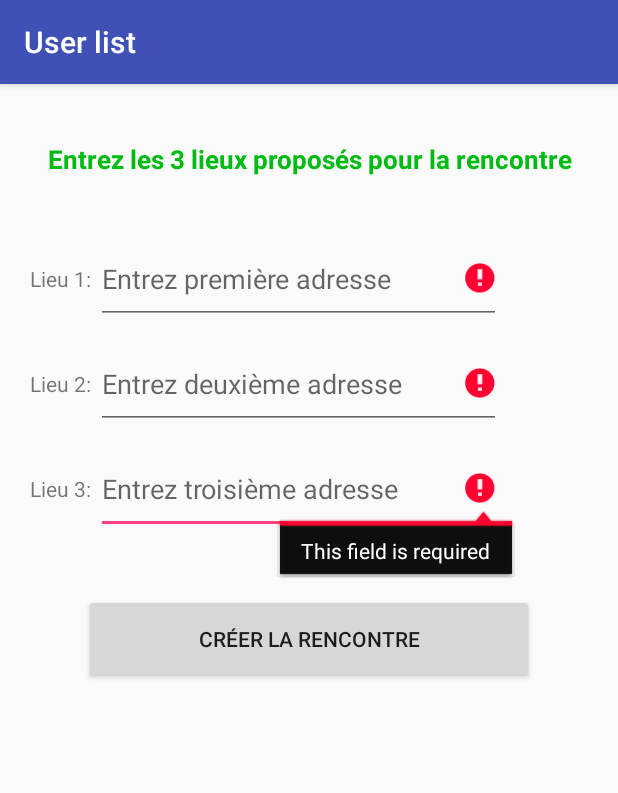
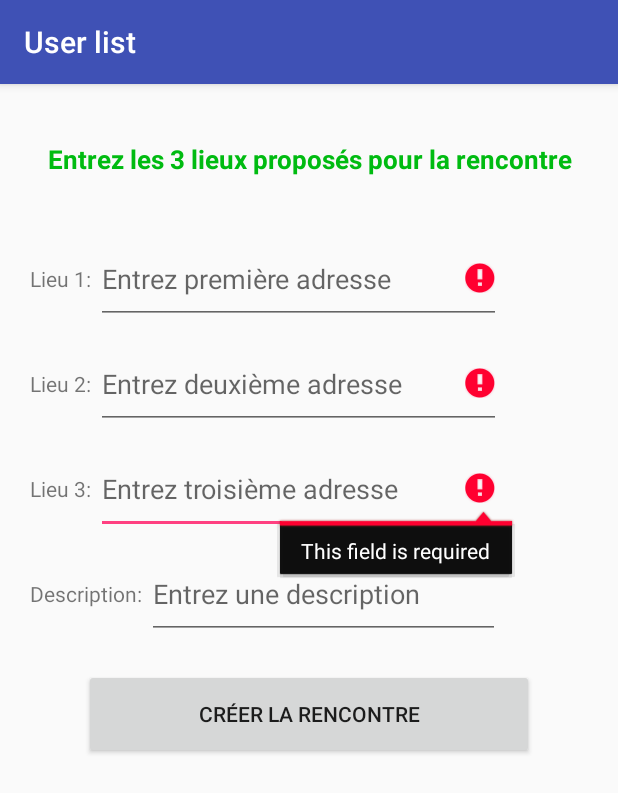
Before and after one commit to mzolnouri/LetsMeet, an Android app: the CreerRencontre screen opened directly, with no data from a screen before it, after a tap on "CRÉER LA RENCONTRE", on a phone screen of 412 x 824 dp. Shown: the top 793 px of the screen. Run offline under Robolectric (Android 15) with nearby library versions, the phone set to English and light mode, and no system bars; network calls fail.

Commit message:
Fix bugs

```diff
--- a/app/src/main/java/inf8405/tp2/letsmeet/CreerRencontre.java
+++ b/app/src/main/java/inf8405/tp2/letsmeet/CreerRencontre.java
@@ -17,9 +17,11 @@ public class CreerRencontre extends AppCompatActivity {
     private EditText mEdtTxtLieu1;
     private EditText mEdtTxtLieu2;
     private EditText mEdtTxtLieu3;
+    private EditText mEdtTxtDescptn;
     private String mLieu1;
     private String mLieu2;
     private String mLieu3;
+    private String Descptn;
     private Button mBtnCreerRencontre = null;
 
     @Override
@@ -44,15 +46,19 @@ public class CreerRencontre extends AppCompatActivity {
         mEdtTxtLieu1 = (EditText) findViewById(R.id.edtTxtLieu1R);
         mEdtTxtLieu2 = (EditText) findViewById(R.id.edtTxtLieu2R);
         mEdtTxtLieu3 = (EditText) findViewById(R.id.edtTxtLieu3R);
+        mEdtTxtDescptn = (EditText) findViewById(R.id.edtTxtDescR);
+
         // Reset errors.
         mEdtTxtLieu1.setError(null);
         mEdtTxtLieu2.setError(null);
         mEdtTxtLieu3.setError(null);
+        mEdtTxtDescptn.setError(null);
 
         // Store values at the time of the create meeting.
         mLieu1 = mEdtTxtLieu1.getText().toString();
         mLieu2 = mEdtTxtLieu2.getText().toString();
         mLieu3 = mEdtTxtLieu3.getText().toString();
+        Descptn = mEdtTxtDescptn.getText().toString();
 
         View focusView = null;
 
@@ -76,8 +82,12 @@ public class CreerRencontre extends AppCompatActivity {
             Toast.makeText(getApplicationContext(),
                     "Rencontre créée!",
                     Toast.LENGTH_LONG).show();
-            Intent i = new Intent(getBaseContext(), ChooseGroup.class);
-            startActivity(i);
+            //Intent i = new Intent(getBaseContext(), ChooseGroup.class);
+            //startActivity(i);
+            if(Descptn == null)
+                Descptn = "";
+            DBContent.getInstance().creerRencontre(mLieu1, mLieu2, mLieu3,Descptn);
+
             finish();
 
         }else{
--- a/app/src/main/res/layout/activity_preferences.xml
+++ b/app/src/main/res/layout/activity_preferences.xml
@@ -133,7 +133,6 @@
         android:layout_weight="3.15">
         <Button
             android:id="@+id/btnSavePerferencesP"
-            android:layout_below="@+id/edtTxtConfirmPasswordSU"
             android:layout_width="150dp"
             android:layout_height="60dp"
             android:layout_marginLeft="30dp"
--- a/app/src/main/res/layout/activity_rencontre.xml
+++ b/app/src/main/res/layout/activity_rencontre.xml
@@ -76,11 +76,31 @@
         android:hint="Entrez troisième adresse"
         android:inputType="textMultiLine"
         />
+    <TextView
+        android:id="@+id/txtVwDesMsgR"
+        android:layout_below="@+id/txtVwLieu3MsgR"
+        android:layout_marginLeft="20dp"
+        android:layout_width="wrap_content"
+        android:layout_height="20dp"
+        android:layout_marginTop="50dp"
+        android:text="Description: "
+        android:gravity="center"
+        />
+    <EditText
+        android:id="@+id/edtTxtDescR"
+        android:layout_below="@+id/edtTxtLieu3R"
+        android:layout_toRightOf="@+id/txtVwDesMsgR"
+        android:layout_width="235dp"
+        android:layout_height="60dp"
+        android:layout_marginTop="10dp"
+        android:hint="Entrez une description "
+        android:inputType="textMultiLine"
+        />
     <Button
         android:id="@+id/btnCreerRencontreR"
         android:layout_width="300dp"
         android:layout_height="60dp"
-        android:layout_below="@id/edtTxtLieu3R"
+        android:layout_below="@id/txtVwDesMsgR"
         android:layout_centerHorizontal="true"
         android:layout_marginTop="40dp"
         android:text="Créer la rencontre"
```
Also changed, not shown: app/src/main/java/inf8405/tp2/letsmeet/ChooseGroup.java (+0 -62 lines), app/src/main/java/inf8405/tp2/letsmeet/DBContent.java (+31 -6 lines), app/src/main/java/inf8405/tp2/letsmeet/Groupe.java (+2 -6 lines), app/src/main/java/inf8405/tp2/letsmeet/InterfacePreferences.java (+21 -3 lines), app/src/main/java/inf8405/tp2/letsmeet/Parseur.java (+14 -0 lines), app/src/main/java/inf8405/tp2/letsmeet/Rencontre.java (+29 -2 lines), app/src/main/res/layout/app_bar_choose_group.xml (+0 -7 lines), 1 other file.
